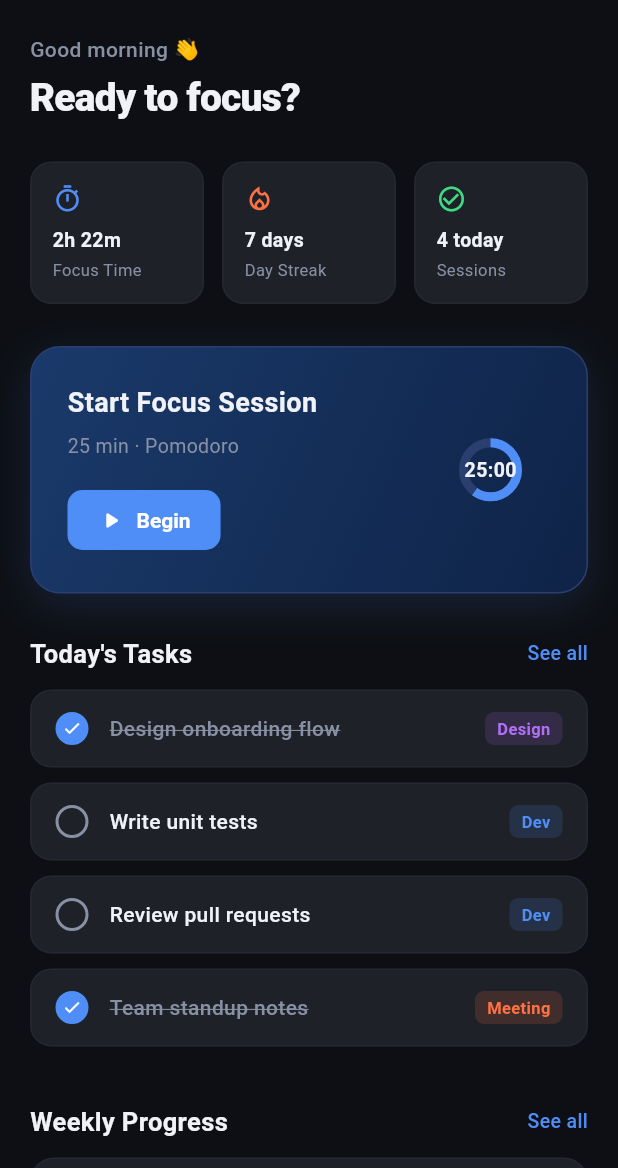
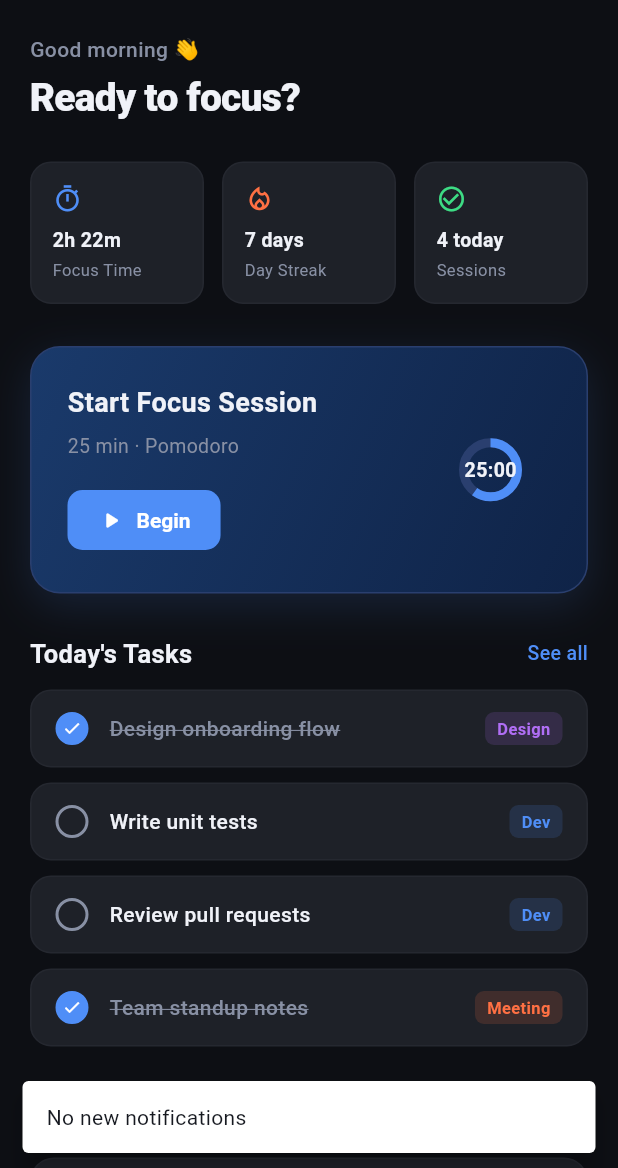
Before and after one commit to phoenixspecss-mait/FocusFlow, a Flutter app: the NotesView screen opened directly, after a tap on the "notifications" icon, on a phone screen of 412 x 824 dp, the part 68-1236 px from its top. Run offline on Flutter 3.47's test engine with Material 3 defaults, Android fonts, the phone set to English and light mode, and no system bars; our stand-ins replace firebase_auth, firebase_core, firebase_database, shared_preferences, youtube_player_flutter; accounts and stored records are empty.

Commit message:
final last

```diff
--- a/lib/views/notes_view.dart
+++ b/lib/views/notes_view.dart
@@ -97,11 +97,15 @@ class _NotesViewState extends State<NotesView> with TickerProviderStateMixin {
               const SizedBox(height: 28),
               _buildStartFocusCard(),
               const SizedBox(height: 28),
-              _buildSectionHeader('Today\'s Tasks', onSeeAll: () {}),
+              _buildSectionHeader('Today\'s Tasks', onSeeAll: () {
+                context.findAncestorStateOfType<AppShellState>()?.jumpToTab(2);
+              }),
               const SizedBox(height: 12),
               _buildTaskList(),
               const SizedBox(height: 28),
-              _buildSectionHeader('Weekly Progress', onSeeAll: () {}),
+              _buildSectionHeader('Weekly Progress', onSeeAll: () {
+                context.findAncestorStateOfType<AppShellState>()?.jumpToTab(5);
+              }),
               const SizedBox(height: 12),
               _buildWeeklyProgress(),
               const SizedBox(height: 28),
@@ -148,7 +152,14 @@ class _NotesViewState extends State<NotesView> with TickerProviderStateMixin {
       actions: [
         // Notification bell
         IconButton(
-          onPressed: () {},
+          onPressed: () {
+            ScaffoldMessenger.of(context).showSnackBar(
+              const SnackBar(
+                content: Text('No new notifications'),
+                behavior: SnackBarBehavior.floating,
+              ),
+            );
+          },
           icon: Icon(
             Icons.notifications_outlined,
             color: FocusFlowTheme.textSecondary,
@@ -312,7 +323,9 @@ class _NotesViewState extends State<NotesView> with TickerProviderStateMixin {
                 ),
                 const SizedBox(height: 16),
                 ElevatedButton.icon(
-                  onPressed: () {},
+                  onPressed: () {
+                    context.findAncestorStateOfType<AppShellState>()?.jumpToTab(1);
+                  },
                   icon: const Icon(Icons.play_arrow_rounded, size: 18),
                   label: const Text('Begin'),
                   style: ElevatedButton.styleFrom(
@@ -463,10 +476,10 @@ Widget _buildWeeklyProgress() {
   // ── Quick actions ────────────────────────────
   Widget _buildQuickActionsRow() {
     final actions = [
-      {'icon': Icons.note_alt_outlined,   'label': 'Notes'},
-      {'icon': Icons.bar_chart_rounded,   'label': 'Stats'},
-      {'icon': Icons.tune_rounded,        'label': 'Settings'},
-      {'icon': Icons.group_outlined,      'label': 'Team'},
+      {'icon': Icons.note_alt_outlined,    'label': 'Notes',    'tab': 0},
+      {'icon': Icons.bar_chart_rounded,    'label': 'Stats',    'tab': 5},
+      {'icon': Icons.tune_rounded,         'label': 'Settings', 'tab': 5},
+      {'icon': Icons.auto_awesome_rounded, 'label': 'AI',       'tab': 4},
     ];
     return Row(
       children: actions.map((a) {
@@ -476,7 +489,9 @@ Widget _buildWeeklyProgress() {
             child: _QuickActionButton(
               icon: a['icon'] as IconData,
               label: a['label'] as String,
-              onTap: () {},
+              onTap: () {
+                context.findAncestorStateOfType<AppShellState>()?.jumpToTab(a['tab'] as int);
+              },
             ),
           ),
         );
@@ -518,7 +533,9 @@ Widget _buildWeeklyProgress() {
   // ── FAB ──────────────────────────────────────
   Widget _buildFAB() {
     return FloatingActionButton(
-      onPressed: () {},
+      onPressed: () {
+        context.findAncestorStateOfType<AppShellState>()?.jumpToTab(2);
+      },
       backgroundColor: FocusFlowTheme.accent,
       foregroundColor: Colors.white,
       elevation: 4,
```
